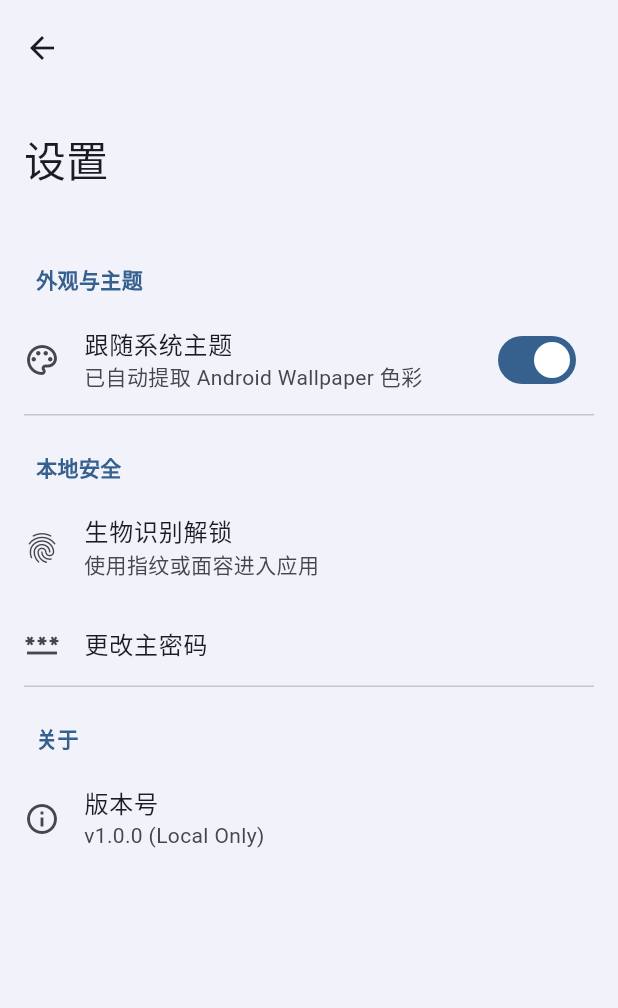
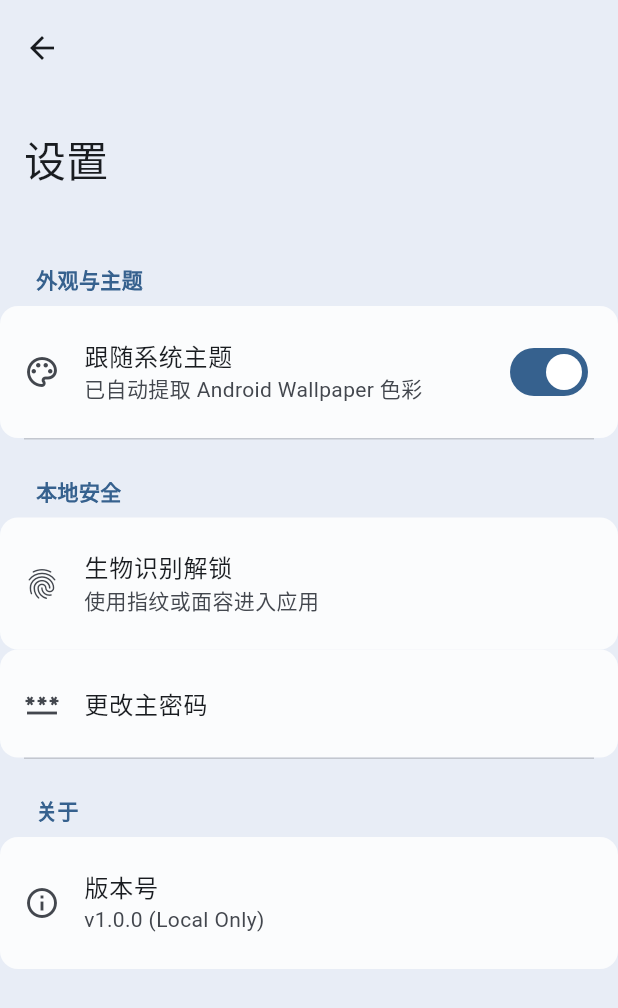
Before and after one commit to CFSL-E/PASS-F2, a Flutter app: the screen it shows after launch, after a tap on the "menu" icon, on a phone screen of 412 x 824 dp. Shown: the top 1008 px of the screen. Run offline on Flutter 3.47's test engine with Material 3 defaults, Android fonts, the phone set to English and light mode, and no system bars; drawn by our look-alikes of dynamic_color.

Commit message:
Fix UI color scheme issues for light/dark mode consistency
-Key features implemented:
-Updated lib/main.dart to implement color blending function that mixes primary colors with background surfaces to fix overly white light mode backgrounds
-Modified lib/home_page.dart to use proper color scheme tokens (surfaceContainerHigh) for search bar and card backgrounds ensuring visual hierarchy
-Updated lib/settings_page.dart to use consistent surface color scheme instead of container variants for proper background contrast
-Simplified .gitignore to focus on essential Flutter project exclusions

The changes address the core issue of inconsistent background coloring across themes while maintaining Material Design 3 specifications and improving visual distinction between UI elements.

```diff
--- a/lib/home_page.dart
+++ b/lib/home_page.dart
@@ -23,7 +23,7 @@ class _HomePageState extends State<HomePage> {
     final colorScheme = Theme.of(context).colorScheme;
 
     return Scaffold(
-      backgroundColor: colorScheme.surfaceContainerLow,
+      backgroundColor: colorScheme.surface,
       body: SafeArea(
         child: Padding(
           padding: const EdgeInsets.symmetric(horizontal: 16.0),
@@ -50,9 +50,11 @@ class _HomePageState extends State<HomePage> {
                   TextStyle(color: colorScheme.onSurfaceVariant.withOpacity(0.8), fontSize: 16)
                 ),
                 elevation: WidgetStateProperty.all(0),
-                backgroundColor: WidgetStateProperty.all(
-                  colorScheme.surfaceContainerHighest,
-                ),
+                backgroundColor: WidgetStateProperty.resolveWith((states) {
+                  // 确保搜索框与背景有明显区分
+                  return colorScheme.surfaceContainerHigh;
+                }),
+                foregroundColor: WidgetStateProperty.all(colorScheme.onSurface),
               ),
               const SizedBox(height: 20),
 
@@ -80,7 +82,7 @@ class _HomePageState extends State<HomePage> {
                       child: Card(
                         elevation: 0,
                         // 还原截图中的扁平大圆角淡色气泡卡片设计
-                        color: colorScheme.surfaceContainer,
+                        color: colorScheme.surfaceContainerHigh,
                         shape: RoundedRectangleBorder(
                           borderRadius: BorderRadius.circular(24),
                         ),
--- a/lib/main.dart
+++ b/lib/main.dart
@@ -13,6 +13,11 @@ class MyApp extends StatelessWidget {
   // 默认的主题色（当设备不支持动态取色时使用）
   static const _defaultLightColorScheme = ColorScheme.light(primary: Colors.blue);
   static const _defaultDarkColorScheme = ColorScheme.dark(primary: Colors.blue);
+
+  // 混合颜色：将背景色与 primary 颜色混合，添加淡淡的主题色调
+  Color _blendWithPrimary(Color background, Color primary, double factor) {
+    return Color.lerp(background, primary, factor) ?? background;
+  }
 
   @override
   Widget build(BuildContext context) {
@@ -36,11 +41,22 @@ class MyApp extends StatelessWidget {
           );
         }
 
+        // 修复浅色模式背景惨白问题：为浅色模式添加更明显的背景色调
+        // 使用 surfaceContainerLowest 作为基础，混合 primary 颜色使其带有淡淡的主题色
+        final adjustedLightColorScheme = lightColorScheme.copyWith(
+          surface: _blendWithPrimary(lightColorScheme.surface, lightColorScheme.primary, 0.08),
+          surfaceContainer: _blendWithPrimary(lightColorScheme.surfaceContainer, lightColorScheme.primary, 0.05),
+          surfaceContainerLow: _blendWithPrimary(lightColorScheme.surfaceContainerLow, lightColorScheme.primary, 0.03),
+          surfaceContainerLowest: _blendWithPrimary(lightColorScheme.surfaceContainerLowest, lightColorScheme.primary, 0.02),
+          surfaceContainerHigh: _blendWithPrimary(lightColorScheme.surfaceContainerHigh, lightColorScheme.primary, 0.06),
+          surfaceContainerHighest: _blendWithPrimary(lightColorScheme.surfaceContainerHighest, lightColorScheme.primary, 0.08),
+        );
+
         return MaterialApp(
           title: '密码管理',
           debugShowCheckedModeBanner: false,
           theme: ThemeData(
-            colorScheme: lightColorScheme,
+            colorScheme: adjustedLightColorScheme,
             brightness: Brightness.light,
             useMaterial3: true,
             // 【关键配置】实现类似 Pixel 的原生页面推拉/极客缩放动画
--- a/lib/settings_page.dart
+++ b/lib/settings_page.dart
@@ -9,7 +9,7 @@ class SettingsPage extends StatelessWidget {
 
     // 【规范】独立的全新 Scaffold，配合大标题滑动效果
     return Scaffold(
-      backgroundColor: colorScheme.surfaceContainerLow,
+      backgroundColor: colorScheme.surface,
       body: NestedScrollView(
         headerSliverBuilder: (BuildContext context, bool innerBoxIsScrolled) {
           return <Widget>[
@@ -17,7 +17,7 @@ class SettingsPage extends StatelessWidget {
             SliverAppBar.large(
               title: const Text('设置'),
               // 当此页面向下滑动时，大标题依然保持 MD3 圆润背景或直接融入整体
-              backgroundColor: colorScheme.surfaceContainerLow,
+              backgroundColor: colorScheme.surface,
               surfaceTintColor: colorScheme.surfaceTint,
             ),
           ];
@@ -38,6 +38,11 @@ class SettingsPage extends StatelessWidget {
                     value: true,
                     onChanged: (val) {},
                   ),
+                  tileColor: colorScheme.surfaceContainerLowest,
+                  shape: RoundedRectangleBorder(
+                    borderRadius: BorderRadius.circular(12),
+                  ),
+                  contentPadding: const EdgeInsets.symmetric(horizontal: 16, vertical: 8),
                 ),
               ],
             ),
@@ -51,11 +56,21 @@ class SettingsPage extends StatelessWidget {
                   title: const Text('生物识别解锁'),
                   subtitle: const Text('使用指纹或面容进入应用'),
                   onTap: () {},
+                  tileColor: colorScheme.surfaceContainerLowest,
+                  shape: RoundedRectangleBorder(
+                    borderRadius: BorderRadius.circular(12),
+                  ),
+                  contentPadding: const EdgeInsets.symmetric(horizontal: 16, vertical: 8),
                 ),
                 ListTile(
                   leading: const Icon(Icons.password_outlined),
                   title: const Text('更改主密码'),
                   onTap: () {},
+                  tileColor: colorScheme.surfaceContainerLowest,
+                  shape: RoundedRectangleBorder(
+                    borderRadius: BorderRadius.circular(12),
+                  ),
+                  contentPadding: const EdgeInsets.symmetric(horizontal: 16, vertical: 8),
                 ),
               ],
             ),
@@ -69,6 +84,11 @@ class SettingsPage extends StatelessWidget {
                   title: const Text('版本号'),
                   subtitle: const Text('v1.0.0 (Local Only)'),
                   onTap: () {},
+                  tileColor: colorScheme.surfaceContainerLowest,
+                  shape: RoundedRectangleBorder(
+                    borderRadius: BorderRadius.circular(12),
+                  ),
+                  contentPadding: const EdgeInsets.symmetric(horizontal: 16, vertical: 8),
                 ),
               ],
             ),
```
Also changed, not shown: 1 other file.
